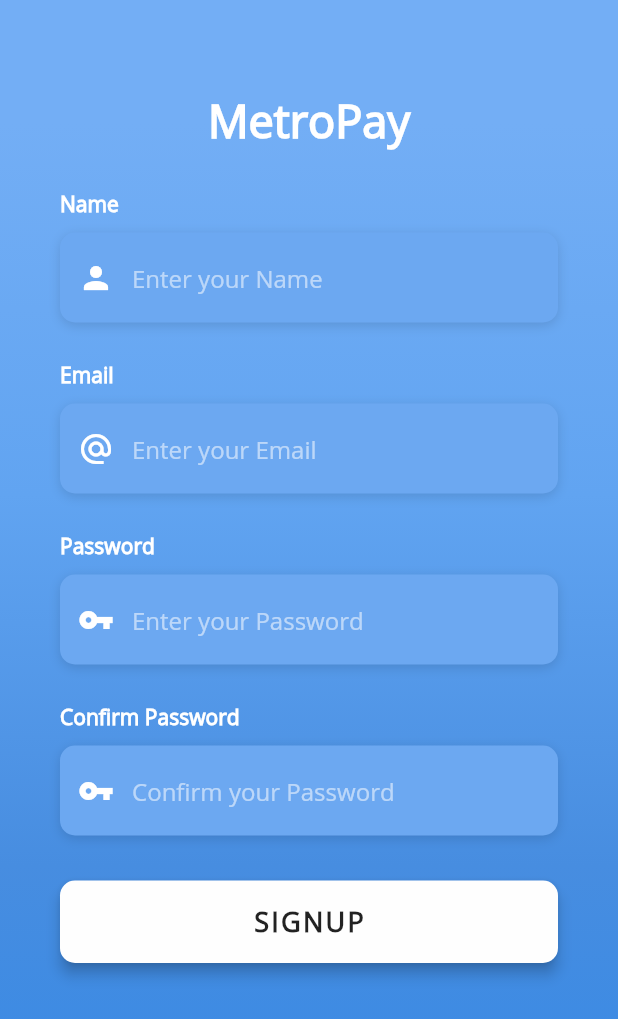
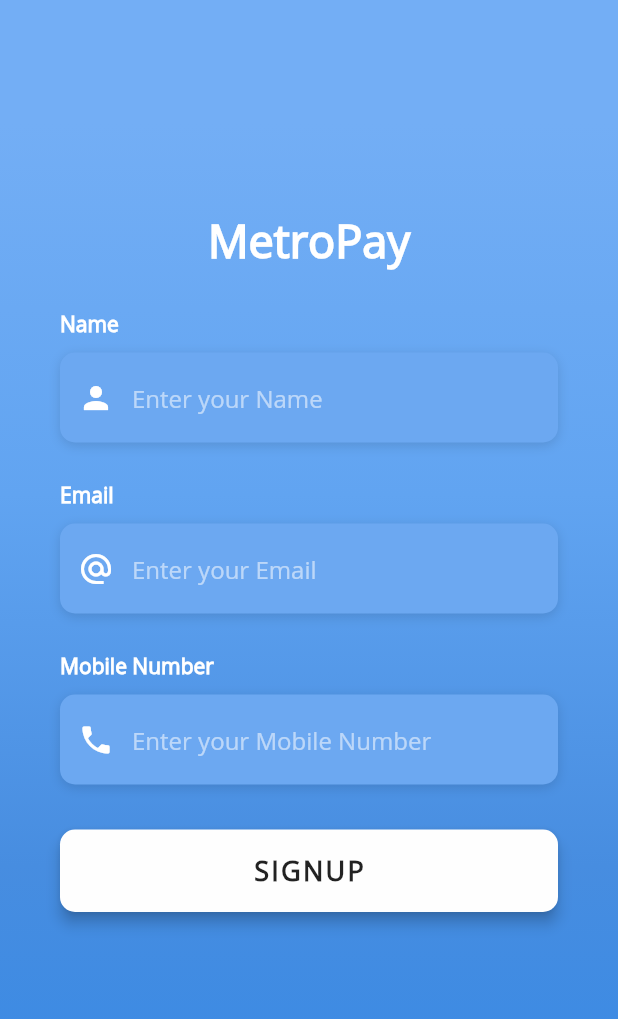
Before and after one commit to srikanthsarma145/metropay_main, a Flutter app: the screen it shows after launch, after a tap on an icon or button, on a phone screen of 412 x 824 dp. Shown: the top 1019 px of the screen. Run offline on Flutter 3.47's test engine with Material 2 defaults, Android fonts, the phone set to English and light mode, and no system bars; our stand-ins replace photo_view, toast; missing offline and left inert: flutter_nfc_reader.

Commit message:
commit to 'master'

```diff
--- a/lib/screens/forgetpassword_screen.dart
+++ b/lib/screens/forgetpassword_screen.dart
@@ -10,7 +10,7 @@ class ForgetScreen extends StatefulWidget {
 
 class _ForgetScreenState extends State<ForgetScreen> {
 
-  Widget _buildEmailTF() {
+  Widget _buildMobileNumberTF() {
     return Column(
       crossAxisAlignment: CrossAxisAlignment.start,
       children: <Widget>[
@@ -24,7 +24,7 @@ class _ForgetScreenState extends State<ForgetScreen> {
           decoration: kBoxDecorationStyle,
           height: 60.0,
           child: TextField(
-            keyboardType: TextInputType.emailAddress,
+            keyboardType: TextInputType.phone,
             style: TextStyle(
               color: Colors.white,
               fontFamily: 'OpenSans',
@@ -33,7 +33,7 @@ class _ForgetScreenState extends State<ForgetScreen> {
               border: InputBorder.none,
               contentPadding: EdgeInsets.only(top: 14.0),
               prefixIcon: Icon(
-                Icons.alternate_email,
+                Icons.phone,
                 color: Colors.white,
               ),
               hintText: 'Enter your Mobile number',
@@ -45,7 +45,7 @@ class _ForgetScreenState extends State<ForgetScreen> {
     );
   }
 
-  Widget _buildSendEmailBtn() {
+  Widget _buildSendSMSBtn() {
     return Container(
       padding: EdgeInsets.symmetric(vertical: 25.0),
       width: double.infinity,
@@ -121,7 +121,7 @@ class _ForgetScreenState extends State<ForgetScreen> {
                         ),
                       ),
                       SizedBox(height: 30.0),
-                      _buildEmailTF(),
+                      _buildMobileNumberTF(),
                       SizedBox(height: 40.0),
                       Text(
                         'Note: Enter your mobile number in the above text field, the username and password linked to the provided number will be sent to it.',
@@ -135,7 +135,7 @@ class _ForgetScreenState extends State<ForgetScreen> {
                         textAlign: TextAlign.justify,
                       ),
                       SizedBox(height: 10.0),
-                      _buildSendEmailBtn(),
+                      _buildSendSMSBtn(),
                     ],
                   ),
                 ),
--- a/lib/screens/login_screen.dart
+++ b/lib/screens/login_screen.dart
@@ -18,7 +18,7 @@ class _LoginScreenState extends State<LoginScreen> {
   final usernameController = TextEditingController();
   final passwordController = TextEditingController();
 
-  var userName = 'abc';
+  var userName = '123';
   var passWord = '123';
 
 //  @override
@@ -29,12 +29,12 @@ class _LoginScreenState extends State<LoginScreen> {
 //    super.dispose();
 //  }
 
-  Widget _buildEmailTF() {
+  Widget _buildMobileNumTF() {
     return Column(
       crossAxisAlignment: CrossAxisAlignment.start,
       children: <Widget>[
         Text(
-          'Email',
+          'Mobile Number',
           style: kLabelStyle,
         ),
         SizedBox(height: 10.0),
@@ -44,7 +44,7 @@ class _LoginScreenState extends State<LoginScreen> {
           height: 60.0,
           child: TextField(
             controller: usernameController,
-            keyboardType: TextInputType.emailAddress,
+            keyboardType: TextInputType.phone,
             style: TextStyle(
               color: Colors.white,
               fontFamily: 'OpenSans',
@@ -53,10 +53,10 @@ class _LoginScreenState extends State<LoginScreen> {
               border: InputBorder.none,
               contentPadding: EdgeInsets.only(top: 14.0),
               prefixIcon: Icon(
-                Icons.alternate_email,
+                Icons.phone,
                 color: Colors.white,
               ),
-              hintText: 'Enter your Email',
+              hintText: 'Enter your Mobile Number',
               hintStyle: kHintTextStyle,
             ),
           ),
@@ -249,7 +249,7 @@ class _LoginScreenState extends State<LoginScreen> {
                         ),
                       ),
                       SizedBox(height: 30.0),
-                      _buildEmailTF(),
+                      _buildMobileNumTF(),
                       SizedBox(
                         height: 30.0,
                       ),
--- a/lib/screens/signup_screen.dart
+++ b/lib/screens/signup_screen.dart
@@ -80,12 +80,12 @@ class _SignupScreenState extends State<SignupScreen> {
     );
   }
 
-  Widget _buildPasswordTF() {
+  Widget _buildMobileNumberTF() {
     return Column(
       crossAxisAlignment: CrossAxisAlignment.start,
       children: <Widget>[
         Text(
-          'Password',
+          'Mobile Number',
           style: kLabelStyle,
         ),
         SizedBox(height: 10.0),
@@ -94,7 +94,7 @@ class _SignupScreenState extends State<SignupScreen> {
           decoration: kBoxDecorationStyle,
           height: 60.0,
           child: TextField(
-            obscureText: true,
+            keyboardType: TextInputType.phone,
             style: TextStyle(
               color: Colors.white,
               fontFamily: 'OpenSans',
@@ -103,10 +103,10 @@ class _SignupScreenState extends State<SignupScreen> {
               border: InputBorder.none,
               contentPadding: EdgeInsets.only(top: 14.0),
               prefixIcon: Icon(
-                Icons.vpn_key,
+                Icons.phone,
                 color: Colors.white,
               ),
-              hintText: 'Enter your Password',
+              hintText: 'Enter your Mobile Number',
               hintStyle: kHintTextStyle,
             ),
           ),
@@ -115,40 +115,75 @@ class _SignupScreenState extends State<SignupScreen> {
     );
   }
 
-  Widget _buildConfirmPasswordTF() {
-    return Column(
-      crossAxisAlignment: CrossAxisAlignment.start,
-      children: <Widget>[
-        Text(
-          'Confirm Password',
-          style: kLabelStyle,
-        ),
-        SizedBox(height: 10.0),
-        Container(
-          alignment: Alignment.centerLeft,
-          decoration: kBoxDecorationStyle,
-          height: 60.0,
-          child: TextField(
-            obscureText: true,
-            style: TextStyle(
-              color: Colors.white,
-              fontFamily: 'OpenSans',
-            ),
-            decoration: InputDecoration(
-              border: InputBorder.none,
-              contentPadding: EdgeInsets.only(top: 14.0),
-              prefixIcon: Icon(
-                Icons.vpn_key,
-                color: Colors.white,
-              ),
-              hintText: 'Confirm your Password',
-              hintStyle: kHintTextStyle,
-            ),
-          ),
-        ),
-      ],
-    );
-  }
+//  Widget _buildPasswordTF() {
+//    return Column(
+//      crossAxisAlignment: CrossAxisAlignment.start,
+//      children: <Widget>[
+//        Text(
+//          'Password',
+//          style: kLabelStyle,
+//        ),
+//        SizedBox(height: 10.0),
+//        Container(
+//          alignment: Alignment.centerLeft,
+//          decoration: kBoxDecorationStyle,
+//          height: 60.0,
+//          child: TextField(
+//            obscureText: true,
+//            style: TextStyle(
+//              color: Colors.white,
+//              fontFamily: 'OpenSans',
+//            ),
+//            decoration: InputDecoration(
+//              border: InputBorder.none,
+//              contentPadding: EdgeInsets.only(top: 14.0),
+//              prefixIcon: Icon(
+//                Icons.vpn_key,
+//                color: Colors.white,
+//              ),
+//              hintText: 'Enter your Password',
+//              hintStyle: kHintTextStyle,
+//            ),
+//          ),
+//        ),
+//      ],
+//    );
+//  }
+
+//  Widget _buildConfirmPasswordTF() {
+//    return Column(
+//      crossAxisAlignment: CrossAxisAlignment.start,
+//      children: <Widget>[
+//        Text(
+//          'Confirm Password',
+//          style: kLabelStyle,
+//        ),
+//        SizedBox(height: 10.0),
+//        Container(
+//          alignment: Alignment.centerLeft,
+//          decoration: kBoxDecorationStyle,
+//          height: 60.0,
+//          child: TextField(
+//            obscureText: true,
+//            style: TextStyle(
+//              color: Colors.white,
+//              fontFamily: 'OpenSans',
+//            ),
+//            decoration: InputDecoration(
+//              border: InputBorder.none,
+//              contentPadding: EdgeInsets.only(top: 14.0),
+//              prefixIcon: Icon(
+//                Icons.vpn_key,
+//                color: Colors.white,
+//              ),
+//              hintText: 'Confirm your Password',
+//              hintStyle: kHintTextStyle,
+//            ),
+//          ),
+//        ),
+//      ],
+//    );
+//  }
 
   Widget _buildSignupBtn() {
     return Container(
@@ -210,7 +245,7 @@ class _SignupScreenState extends State<SignupScreen> {
                   physics: AlwaysScrollableScrollPhysics(),
                   padding: EdgeInsets.symmetric(
                     horizontal: 40.0,
-                    vertical: 60.0,
+                    vertical: 140.0,
                   ),
                   child: Column(
                     mainAxisAlignment: MainAxisAlignment.center,
@@ -229,9 +264,11 @@ class _SignupScreenState extends State<SignupScreen> {
                       SizedBox(height: 25.0),
                       _buildEmailTF(),
                       SizedBox(height: 25.0),
-                      _buildPasswordTF(),
-                      SizedBox(height: 25.0),
-                      _buildConfirmPasswordTF(),
+                      _buildMobileNumberTF(),
+//                      SizedBox(height: 25.0),
+//                      _buildPasswordTF(),
+//                      SizedBox(height: 25.0),
+//                      _buildConfirmPasswordTF(),
                       SizedBox(height: 5.0),
                       _buildSignupBtn(),
                     ],
```
